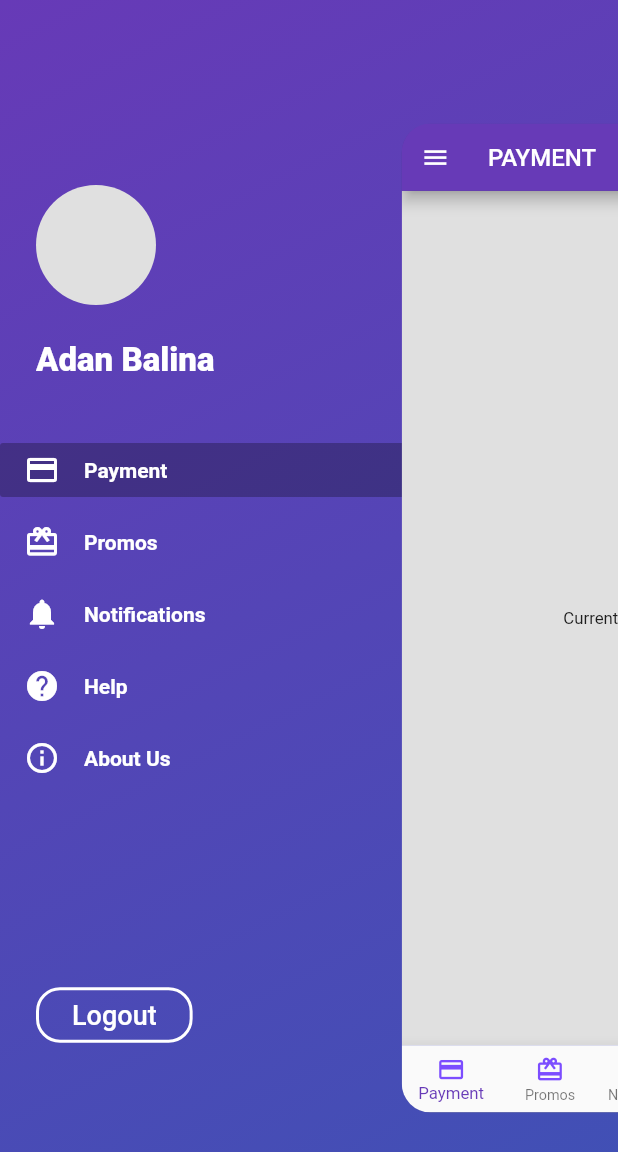
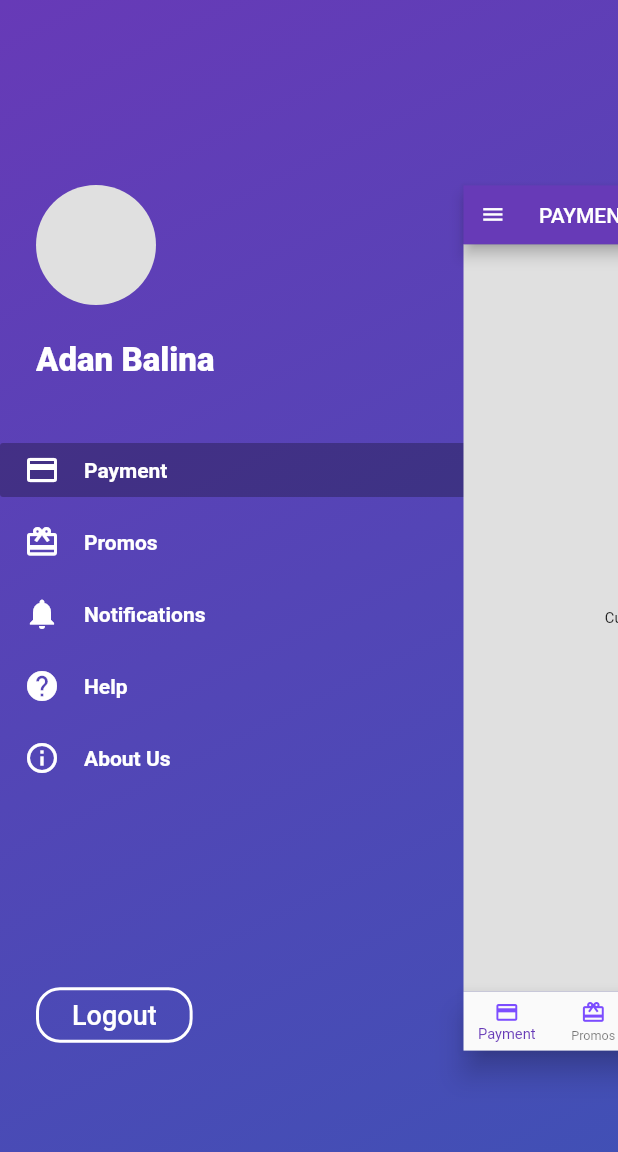
Before and after one commit to medyas/flutter_zoom_drawer, a Flutter app: the screen it shows after launch, after a tap on the "menu" icon, on a phone screen of 412 x 824 dp. Shown: the top 1152 px of the screen. Run offline on Flutter 3.47's test engine with Material 2 defaults, Android fonts, the phone set to English and light mode, and no system bars; drawn by our look-alikes of flutter_platform_widgets; our stand-ins replace easy_localization.

```diff
--- a/lib/flutter_zoom_drawer.dart
+++ b/lib/flutter_zoom_drawer.dart
@@ -2,8 +2,9 @@ library flutter_zoom_drawer;
 
 import 'dart:math' show pi;
 import 'dart:ui' as ui show window;
+
+import 'package:flutter/foundation.dart';
 import 'package:flutter/material.dart';
-import 'package:flutter/foundation.dart';
 
 class ZoomDrawerController {
   /// callback function to open the drawer
@@ -258,18 +259,41 @@ class _ZoomDrawerState extends State<ZoomDrawer> with SingleTickerProviderStateM
       )
   * */
 
-  @override
-  Widget build(BuildContext context) {
+  Widget renderDefault() {
+    final rightSlide = MediaQuery.of(context).size.width * 0.6;
+    return AnimatedBuilder(
+      animation: _animationController,
+      builder: (context, child) {
+        double slide = rightSlide * _animationController.value;
+        double scale = 1 - (_animationController.value * 0.3);
+
+        double left = (1 - _animationController.value) * rightSlide;
+
+        return Stack(
+          children: [
+            Scaffold(
+              backgroundColor: Colors.blueAccent,
+              body: Transform.translate(
+                offset: Offset(0, 0),
+                child: widget.menuScreen,
+              ),
+            ),
+            Transform(
+              transform: Matrix4.identity()
+                ..translate(slide)
+                ..scale(scale),
+              alignment: Alignment.center,
+              child: widget.mainScreen,
+            ),
+          ],
+        );
+      },
+    );
+  }
+
+  Widget renderStyle1() {
     final slidePercent = ZoomDrawer.isRTL() ? MediaQuery.of(context).size.width * .1 : 15.0;
-
-    return GestureDetector(
-      /// Detecting the slide amount to close the drawer in RTL & LTR
-      onPanUpdate: (details) {
-        if (_state == DrawerState.open && details.delta.dx < -6 && !_rtl || details.delta.dx < 6 && _rtl) {
-          toggle();
-        }
-      },
-      child: Stack(
+    return Stack(
       children: [
         widget.menuScreen,
         if (widget.showShadow) ...[
@@ -308,7 +332,31 @@ class _ZoomDrawerState extends State<ZoomDrawer> with SingleTickerProviderStateM
           ),
         ),
       ],
-      ),
+    );
+  }
+
+  Widget renderLayout() {
+    String type = 'default';
+    switch (type) {
+      case 'style1':
+        return renderStyle1();
+        break;
+      default:
+        return renderDefault();
+        break;
+    }
+  }
+
+  @override
+  Widget build(BuildContext context) {
+    return GestureDetector(
+      /// Detecting the slide amount to close the drawer in RTL & LTR
+      onPanUpdate: (details) {
+        if (_state == DrawerState.open && details.delta.dx < -6 && !_rtl || details.delta.dx < 6 && _rtl) {
+          toggle();
+        }
+      },
+      child: renderLayout(),
     );
   }
 }
```
Lines whose indentation alone changed are shown as unchanged.
